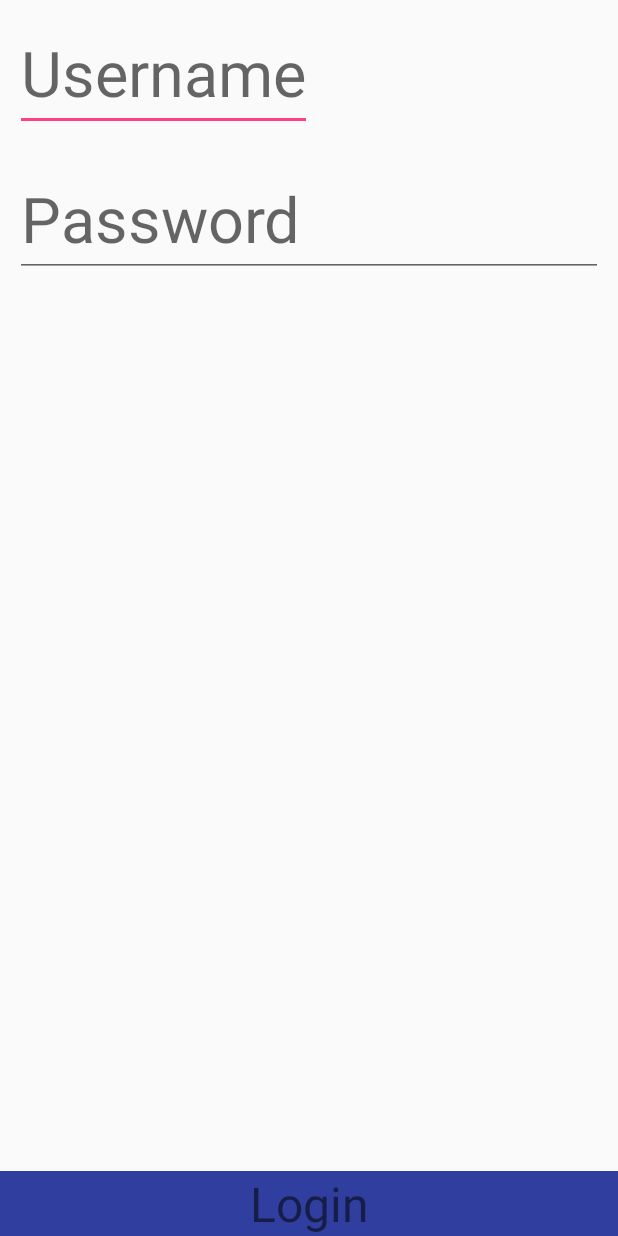
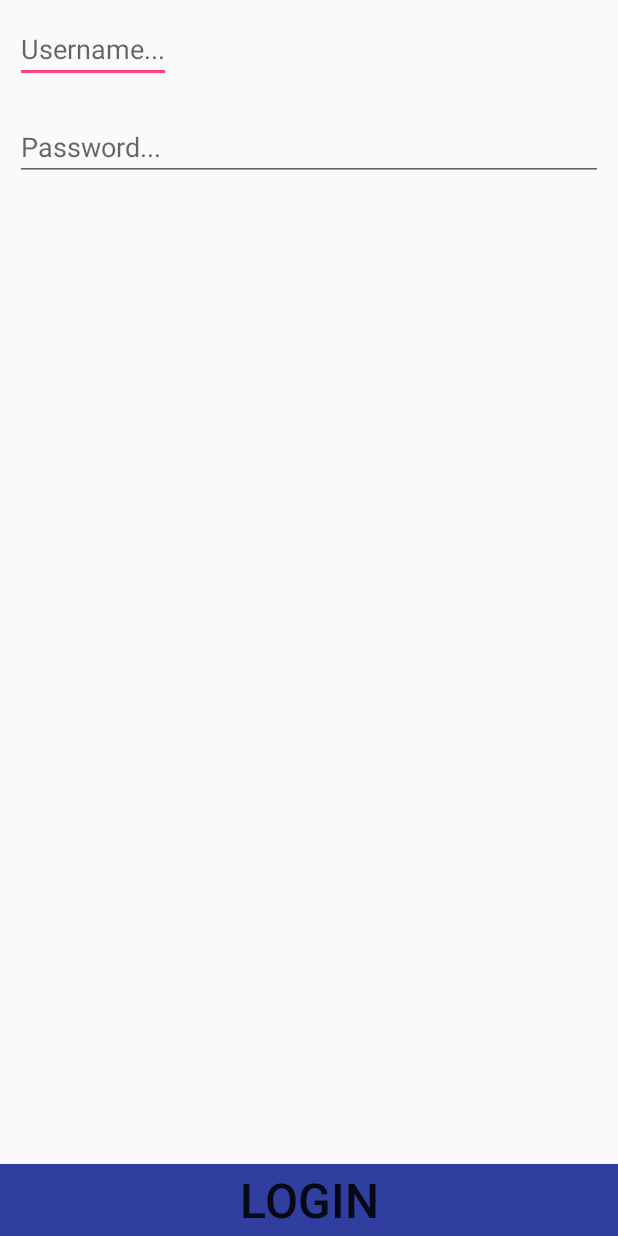
Before and after one commit to lucaDoceana/ProjectBase, an Android app: the layout activity_login.xml on its own in the app's theme, with its tools: preview values and no code run, on a phone screen of 412 x 824 dp. Run offline under Robolectric (Android 15) with nearby library versions, the phone set to English and light mode, and no system bars.

Commit message:
Projectpt.2

```diff
--- a/app/src/main/java/com/example/luca/imexal/MainActivity.java
+++ b/app/src/main/java/com/example/luca/imexal/MainActivity.java
@@ -21,7 +21,7 @@ public class MainActivity extends AppCompatActivity {
         btnHome.setOnClickListener(new View.OnClickListener(){
             @Override
             public void onClick(View arg0){
-                Intent openPage1=new Intent(MainActivity.this,Pagina1.class);
+                Intent openPage1=new Intent(MainActivity.this,LoginActivity.class);
                 startActivity(openPage1);
             }
         });
--- a/app/src/main/res/layout/activity_login.xml
+++ b/app/src/main/res/layout/activity_login.xml
@@ -8,28 +8,31 @@
         android:layout_width="wrap_content"
         android:layout_height="wrap_content"
         android:id="@+id/login_user"
-        android:hint="Username"
-        android:textSize="42sp"
+        android:hint="Username..."
+        android:inputType="textEmailAddress"
+        android:textSize="18sp"
         android:layout_margin="10sp"/>
     <EditText
         android:layout_width="match_parent"
         android:layout_height="wrap_content"
         android:layout_below="@+id/login_user"
         android:id="@+id/login_pass"
-        android:hint="Password"
-        android:textSize="42sp"
+        android:hint="Password..."
+        android:inputType="textPassword"
+        android:textSize="18sp"
         android:layout_margin="10sp"/>
 
 
-
-        <TextView
+    <Button
+        android:id="@+id/login_Btn"
         android:background="@color/colorPrimaryDark"
         android:layout_gravity="center"
         android:layout_width="match_parent"
         android:layout_height="wrap_content"
-            android:layout_alignParentBottom="true"
         android:textSize="32sp"
         android:textAlignment="center"
-            android:text="Login"/>
+        android:text="Login"
+        android:layout_alignParentBottom="true"
+        android:layout_alignParentStart="true" />
 
 </RelativeLayout>
--- a/app/src/main/res/values/strings.xml
+++ b/app/src/main/res/values/strings.xml
@@ -1,4 +1,5 @@
 <resources>
     <string name="app_name">LucaD.App</string>
     <string name="ciao">ciao ciao</string>
+    <string name="Success">Accesso eseguito</string>
 </resources>
```
Also changed, not shown: app/src/main/AndroidManifest.xml (+3 -7 lines), app/src/main/java/com/example/luca/imexal/LoginActivity.java (added, +58 -0 lines), app/src/main/java/com/example/luca/imexal/Pagina1.java (deleted, +0 -17 lines). Lines whose indentation alone changed are shown as unchanged.
